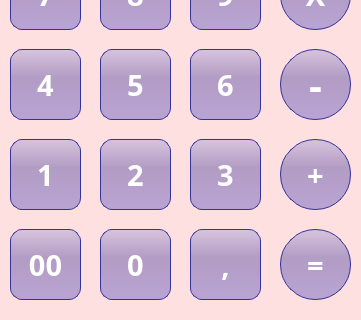
Above: calculadora.ui from ilopjim13/ejercicioCalculadora before the change; both pictures show x 0 to 361 and y 281 to 601 of the 361 by 601 pixel window. Below: the same form after it.
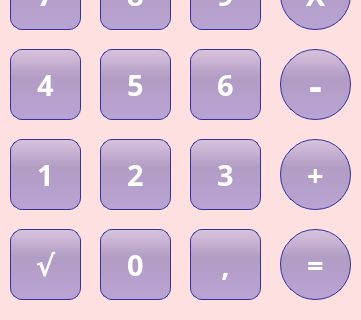
That is the form after the change.

Commit message: seguir en casa

Patch:
```diff
--- a/calculadora.ui
+++ b/calculadora.ui
@@ -760,7 +760,7 @@
 }</string>
     </property>
     <property name="text">
-     <string>00</string>
+     <string>√</string>
     </property>
    </widget>
   </widget>
```
Left out of the diff: 18 changed lines with no effect on the pictures. The commit also changes 2 other files.
